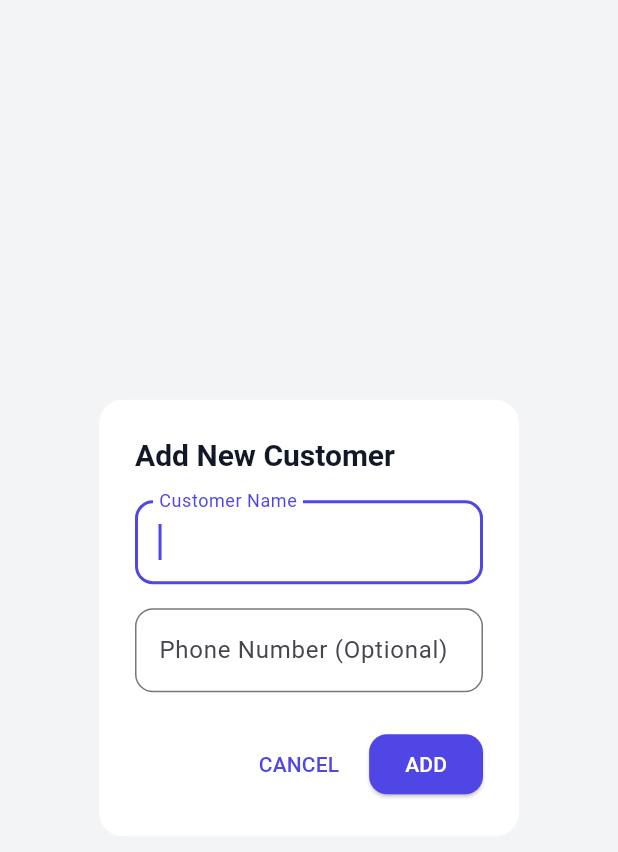
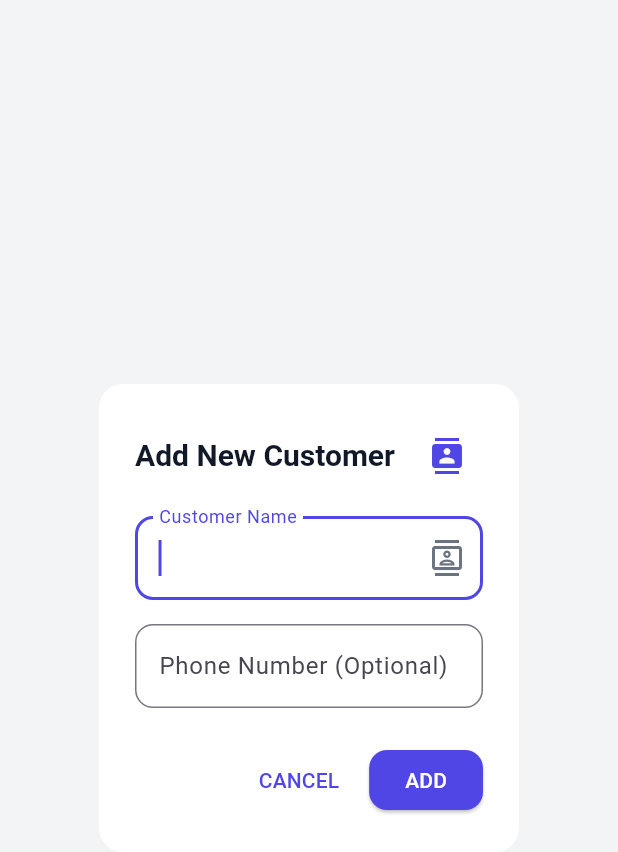
Before and after one commit to raushanc107/flutter_application_1, a Flutter app: the AddCustomerDialog widget shown alone on an empty page, opened directly, on a phone screen of 412 x 824 dp. Shown: the top 852 px of the screen. Run offline on Flutter 3.47's test engine with Material 3 defaults, Android fonts, the phone set to English and light mode, and no system bars; our stand-ins replace drift, flutter_contacts, shared_preferences; missing offline and left inert: sqlite3; accounts and stored records are empty; generated files the repository leaves out were written again.

Commit message:
select from contact working feature

```diff
--- a/lib/features/customers/add_customer_dialog.dart
+++ b/lib/features/customers/add_customer_dialog.dart
@@ -1,5 +1,7 @@
 import 'package:flutter/material.dart';
 import 'package:provider/provider.dart';
+import 'package:flutter/foundation.dart';
+import 'package:flutter_contacts/flutter_contacts.dart';
 import '../../core/localization/translations.dart';
 import '../../core/providers/language_provider.dart';
 import '../../core/database/database.dart';
@@ -18,6 +20,7 @@ class _AddCustomerDialogState extends State<AddCustomerDialog> {
   final _formKey = GlobalKey<FormState>();
   late final TextEditingController _nameController;
   late final TextEditingController _phoneController;
+  bool _isLoadingContact = false;
 
   @override
   void initState() {
@@ -28,6 +31,35 @@ class _AddCustomerDialogState extends State<AddCustomerDialog> {
     );
   }
 
+  bool get _canImportContacts {
+    if (kIsWeb) return false; // Hide on Web to avoid unsupported browser issues
+    return defaultTargetPlatform == TargetPlatform.android ||
+        defaultTargetPlatform == TargetPlatform.iOS;
+  }
+
+  Future<void> _pickContact() async {
+    setState(() => _isLoadingContact = true);
+    try {
+      if (await FlutterContacts.requestPermission()) {
+        final contact = await FlutterContacts.openExternalPick();
+        if (contact != null) {
+          setState(() {
+            _nameController.text = contact.displayName;
+            if (contact.phones.isNotEmpty) {
+              // Strip validation characters if needed, keeping simple for now
+              _phoneController.text = contact.phones.first.number;
+            }
+          });
+        }
+      }
+    } catch (e) {
+      // Handle or ignore specific platform errors
+      debugPrint('Error picking contact: $e');
+    } finally {
+      setState(() => _isLoadingContact = false);
+    }
+  }
+
   @override
   Widget build(BuildContext context) {
     final isEditing = widget.customer != null;
@@ -35,7 +67,10 @@ class _AddCustomerDialogState extends State<AddCustomerDialog> {
     return AlertDialog(
       backgroundColor: Theme.of(context).cardColor,
       shape: RoundedRectangleBorder(borderRadius: BorderRadius.circular(16)),
-      title: Text(
+      title: Row(
+        mainAxisAlignment: MainAxisAlignment.spaceBetween,
+        children: [
+          Text(
             isEditing
                 ? AppTranslations.get(lang, 'edit_customer')
                 : AppTranslations.get(lang, 'new_customer'),
@@ -47,7 +82,20 @@ class _AddCustomerDialogState extends State<AddCustomerDialog> {
                   : const Color(0xFF111827),
             ),
           ),
-
+          if (!isEditing && _canImportContacts)
+            IconButton(
+              onPressed: _isLoadingContact ? null : _pickContact,
+              icon: _isLoadingContact
+                  ? const SizedBox(
+                      width: 20,
+                      height: 20,
+                      child: CircularProgressIndicator(strokeWidth: 2),
+                    )
+                  : const Icon(Icons.contacts, color: Color(0xFF4F46E5)),
+              tooltip: 'Import from Contacts',
+            ),
+        ],
+      ),
       content: Form(
         key: _formKey,
         child: Column(
@@ -60,6 +108,13 @@ class _AddCustomerDialogState extends State<AddCustomerDialog> {
                 border: OutlineInputBorder(
                   borderRadius: BorderRadius.circular(12),
                 ),
+                suffixIcon: (!isEditing && _canImportContacts)
+                    ? IconButton(
+                        icon: const Icon(Icons.contacts_outlined),
+                        onPressed: _pickContact,
+                        color: const Color(0xFF6B7280),
+                      )
+                    : null,
               ),
               autofocus: true,
               validator: (value) {
--- a/pubspec.yaml
+++ b/pubspec.yaml
@@ -47,6 +47,7 @@ dependencies:
   intl: ^0.20.2
   url_launcher: ^6.3.2
   shared_preferences: ^2.5.4
+  flutter_contacts: ^1.1.9+2
 
 dev_dependencies:
   flutter_test:
```
Also changed, not shown: pubspec.lock, 4 other files. Lines whose indentation alone changed are shown as unchanged.
